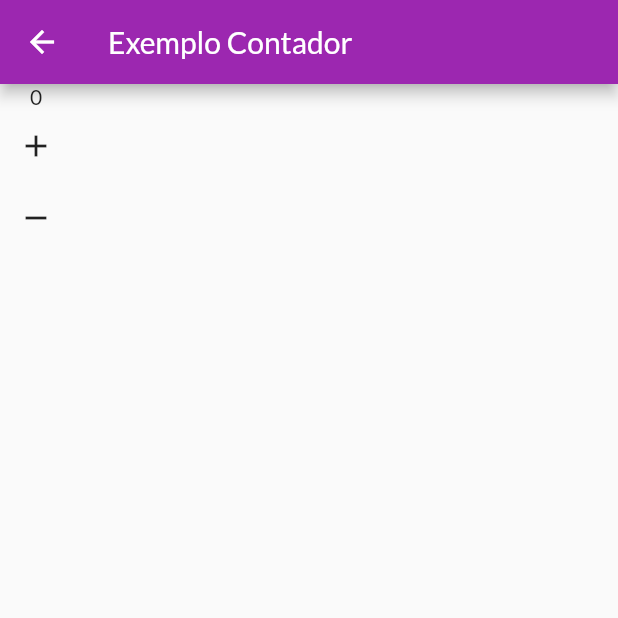
After one commit to yurilima7/Estudando-Flutter, a Flutter app: the CounterScreen screen opened directly, on a phone screen of 412 x 824 dp, the top half of it. The commit adds this screen. Run offline on Flutter 3.47's test engine with Material 2 defaults, Android fonts, the phone set to English and light mode, and no system bars; network calls fail.

Commit message:
Provider e Screen
Um exemplo de uso de provider adicionado aos arquivos do projeto e uma pequena modificação no nome de classe da tela de apresentação dos produtos

```diff
--- /dev/null
+++ b/shop/lib/providers/counter.dart
@@ -0,0 +1,29 @@
+import 'package:flutter/material.dart';
+
+class CounterState {
+  int _value = 0;
+
+  void inc() => _value++;
+  void dec() => _value--;
+  int get value => _value;
+
+  bool diff(CounterState old) {
+    return old._value != _value;
+  }
+}
+
+class CounterProvider extends InheritedWidget {
+  final CounterState state = CounterState();
+
+  CounterProvider({Key? key, required Widget child})
+      : super(key: key, child: child);
+
+  static CounterProvider? of(BuildContext context){
+    return context.dependOnInheritedWidgetOfExactType<CounterProvider>();
+  }
+
+  @override
+  bool updateShouldNotify(covariant CounterProvider oldWidget) {
+    throw oldWidget.state.diff(state);
+  }
+}
--- /dev/null
+++ b/shop/lib/screens/counter_screen.dart
@@ -0,0 +1,48 @@
+import 'package:flutter/material.dart';
+import 'package:shop/providers/counter.dart';
+
+class CounterScreen extends StatefulWidget {
+
+  const CounterScreen({Key? key})
+      : super(key: key);
+
+  @override
+  State<CounterScreen> createState() => _CounterScreenState();
+}
+
+class _CounterScreenState extends State<CounterScreen> {
+  @override
+  Widget build(BuildContext context) {
+
+    return Scaffold(
+      appBar: AppBar(
+        title: const Text("Exemplo Contador"),
+      ),
+
+      body: Column(
+
+        children: [
+          Text(CounterProvider.of(context)?.state.value.toString() ?? '0'),
+
+          IconButton(
+            onPressed: (){
+              setState(() {
+                CounterProvider.of(context)?.state.inc();
+              });
+            },
+            icon: const Icon(Icons.add),
+          ),
+
+          IconButton(
+            onPressed: (){
+              setState(() {
+                CounterProvider.of(context)?.state.dec();
+              });
+            },
+            icon: const Icon(Icons.remove),
+          ),
+        ],
+      ),
+    );
+  }
+}
--- a/shop/lib/screens/products_overview_page.dart
+++ b/shop/lib/screens/products_overview_screen.dart
@@ -3,10 +3,10 @@ import 'package:shop/data/dummy_data.dart';
 import 'package:shop/models/product.dart';
 import 'package:shop/widgets/product_item.dart';
 
-class ProductsOverviewPage extends StatelessWidget {
+class ProductsOverviewScreen extends StatelessWidget {
   // recebendo a lista de produtos
   final List<Product> loadedProducts = dummyProducts;
-  ProductsOverviewPage({Key? key}) : super(key: key);
+  ProductsOverviewScreen({Key? key}) : super(key: key);
 
   @override
   Widget build(BuildContext context) {
--- /dev/null
+++ b/shop/lib/utils/app_routes.dart
@@ -0,0 +1,3 @@
+class AppRoutes {
+  static const productDetail = '/product-detail';
+}
```
Also changed, not shown: shop/lib/main.dart (+8 -2 lines), shop/lib/screens/product_detail_screen.dart (added, +20 -0 lines), shop/lib/widgets/product_item.dart (+13 -3 lines).
